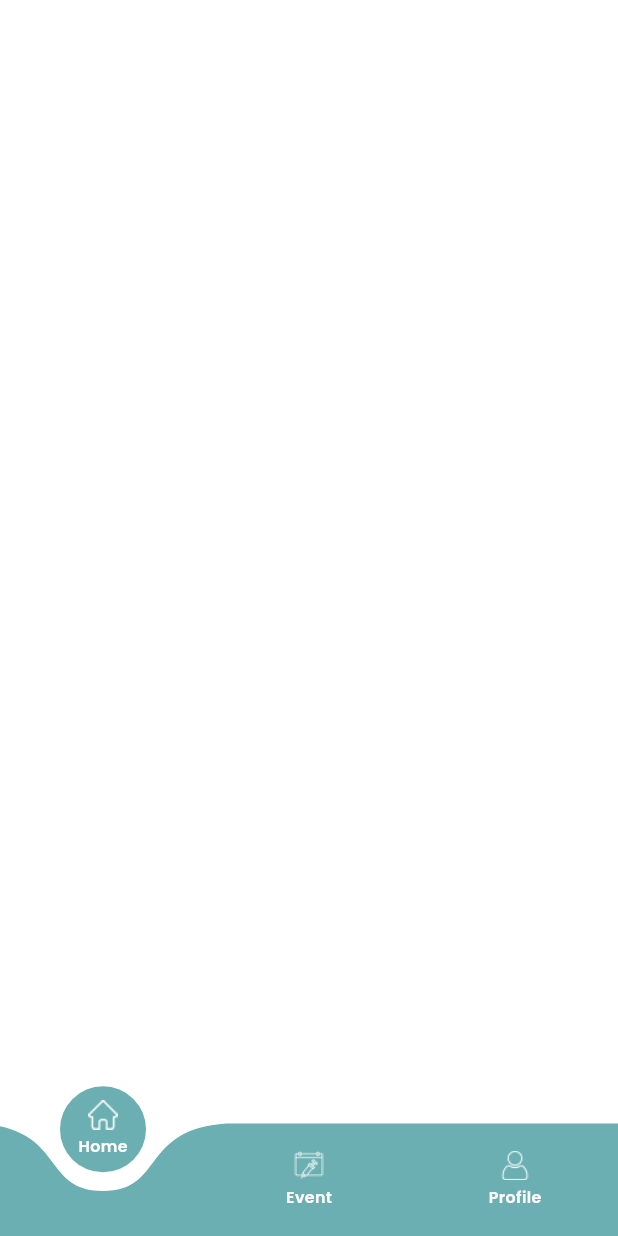
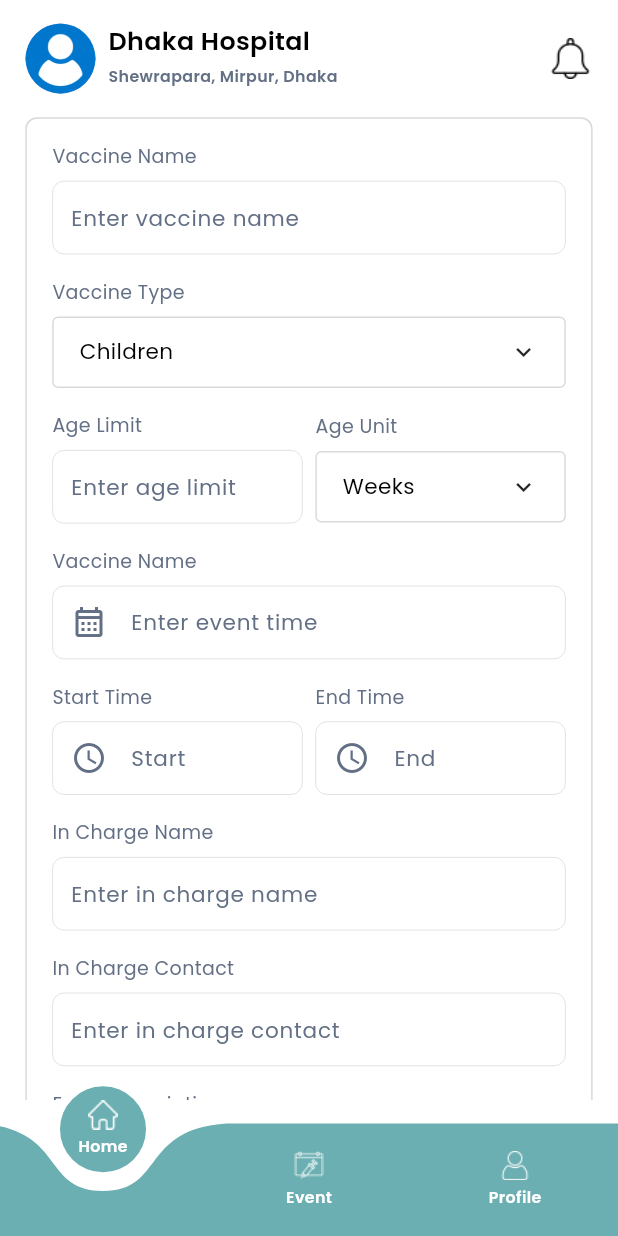
Before and after one commit to Nifat130/baby_vax, a Flutter app: the screen it shows after launch, on a phone screen of 412 x 824 dp. Run offline on Flutter 3.47's test engine with Material 3 defaults, Android fonts, the phone set to English and light mode, and no system bars; drawn by our look-alikes of curved_navigation_bar; our stand-ins replace flutter_spinkit, get, google_fonts, image_picker, logger, shared_preferences; accounts and stored records are empty.

Commit message:
hospital home screen done by Nifat

```diff
--- a/lib/core/bindings/controller_binder.dart
+++ b/lib/core/bindings/controller_binder.dart
@@ -2,6 +2,7 @@ import 'package:baby_vax/features/authentication/controllers/sign_in_controller.
 import 'package:get/get.dart';
 
 import '../../features/authentication/controllers/sign_up_controller.dart';
+import '../../features/hospital_flow/hospital_home/controllers/hospital_home_controller.dart';
 import '../../features/hospital_flow/hospital_nav_bar/controllers/hospital_nav_bar_controller.dart';
 
 class ControllerBinder extends Bindings {
@@ -11,5 +12,6 @@ class ControllerBinder extends Bindings {
     Get.lazyPut<SignInController>(() => SignInController(), fenix: true,);
     Get.lazyPut<SignUpController>(() => SignUpController(), fenix: true,);
     Get.lazyPut<HospitalNavBarController>(() => HospitalNavBarController(), fenix: true,);
+    Get.lazyPut<HospitalHomeController>(() => HospitalHomeController(), fenix: true,);
   }
 }
--- a/lib/core/common/widgets/custom_dropdown.dart
+++ b/lib/core/common/widgets/custom_dropdown.dart
@@ -1,3 +1,4 @@
+import 'package:baby_vax/core/utils/constants/app_sizer.dart';
 import 'package:flutter/material.dart';
 
 import '../../utils/constants/app_sizes.dart';
@@ -105,7 +106,10 @@ class CustomDropdownField extends StatelessWidget {
                         child: CustomText(
                           text: item,
                           fontWeight: FontWeight.w500,
-                          fontSize: getWidth(16),
+                          fontSize: 12.sp,
+                          color: selectedValue == item
+                              ? AppColors.primary
+                              : AppColors.textPrimary,
                         ),
                       ),
                     );
--- /dev/null
+++ b/lib/core/common/widgets/custom_picker_theme.dart
@@ -0,0 +1,71 @@
+import 'package:baby_vax/core/utils/constants/app_colors.dart';
+import 'package:baby_vax/core/utils/constants/app_sizer.dart';
+import 'package:flutter/material.dart';
+import 'package:google_fonts/google_fonts.dart';
+
+ThemeData customPickerTheme(BuildContext context){
+
+  return Theme.of(context).copyWith(
+    colorScheme: ColorScheme.light(
+      primary: AppColors.primary,        // header background + selected elements
+      onPrimary: Colors.white,     // text/icon color on primary
+      onSurface: Colors.black,     // default text color
+    ),
+    dialogBackgroundColor: Colors.white,
+    textButtonTheme: TextButtonThemeData(
+      style: TextButton.styleFrom(
+        foregroundColor: Colors.teal,
+        textStyle: GoogleFonts.poppins(
+            fontSize: 16.sp,
+            fontWeight: FontWeight.w600,
+            color: AppColors.textPrimary
+        ),
+      ),
+    ),
+
+    // 👇 Change date picker text style (calendar days, year, etc.)
+    textTheme:  TextTheme(
+      bodyLarge: GoogleFonts.poppins(
+          fontSize: 16.sp,
+          fontWeight: FontWeight.w500,
+          color: AppColors.textPrimary
+      ),
+      bodyMedium: GoogleFonts.poppins(
+          fontSize: 14.sp,
+          fontWeight: FontWeight.w400,
+          color: AppColors.textPrimary
+      ),
+      labelLarge: GoogleFonts.poppins(
+          fontSize: 16.sp,
+          fontWeight: FontWeight.w600,
+          color: AppColors.textPrimary
+      ),
+    ),
+
+    // 👇 Change time picker (AM/PM, hour/minute)
+    timePickerTheme: TimePickerThemeData(
+      hourMinuteTextStyle: GoogleFonts.poppins(
+        fontSize: 28.sp,
+        fontWeight: FontWeight.w700,
+        color: AppColors.textPrimary
+      ),
+      dayPeriodTextStyle: GoogleFonts.poppins(
+          fontSize: 16.sp,
+          fontWeight: FontWeight.w600,
+          color: AppColors.textPrimary
+      ),
+      dialHandColor: AppColors.primary,        // clock hand
+      dialBackgroundColor: Colors.teal.shade50,
+      hourMinuteTextColor: AppColors.primary,
+      dayPeriodTextColor: MaterialStateColor.resolveWith(
+            (states) => states.contains(MaterialState.selected)
+            ? Colors.white // selected AM/PM
+            : AppColors.secondary, // unselected AM/PM
+      ),
+      dayPeriodShape: RoundedRectangleBorder(
+        borderRadius: BorderRadius.circular(12),
+      ),
+    ),
+  );
+  ;
+}
--- a/lib/core/utils/constants/app_sizer.dart
+++ b/lib/core/utils/constants/app_sizer.dart
@@ -21,7 +21,7 @@ extension ResponsiveExtension on num {
 
 extension CustomSizedBox on num {
   SizedBox get heightSpace => SizedBox(height: toDouble().h,);
-  SizedBox get widthSpace => SizedBox(height: toDouble().w,);
+  SizedBox get widthSpace => SizedBox(width: toDouble().w,);
 }
 extension CustomBorderRadius on num {
   BorderRadius get radius => BorderRadius.circular(toDouble().h);
--- a/lib/core/utils/constants/icon_path.dart
+++ b/lib/core/utils/constants/icon_path.dart
@@ -6,5 +6,6 @@ class IconPath {
   static const String homeIcon = '$_basePath/homeIcon.png';
   static const String eventIcon = '$_basePath/eventIcon.png';
   static const String profileIcon = '$_basePath/profileIcon.png';
+  static const String notificationIcon = '$_basePath/notificationIcon.png';
 
 }
--- /dev/null
+++ b/lib/features/hospital_flow/hospital_home/controllers/hospital_home_controller.dart
@@ -0,0 +1,56 @@
+
+
+import 'package:baby_vax/core/common/widgets/custom_picker_theme.dart';
+import 'package:flutter/cupertino.dart';
+import 'package:flutter/material.dart';
+import 'package:get/get.dart';
+import 'package:intl/intl.dart';
+
+class HospitalHomeController extends GetxController{
+  final vaccineName = TextEditingController();
+  final eventDate = TextEditingController();
+  final eventStart = TextEditingController();
+  final eventEnd = TextEditingController();
+  final inChargeName = TextEditingController();
+  final inChargeContact = TextEditingController();
+  final eventDescription = TextEditingController();
+  final vaccineType = [
+    "Children",
+    "Adult",
+  ];
+  var selectedVaccineType = 'Children'.obs;
+
+  final maxAge = TextEditingController();
+  var ageUnit = [
+    'Weeks',
+    'Months',
+    "Years"
+  ];
+  var selectedAgeUnit = 'Weeks'.obs;
+
+  void pickDate(BuildContext context) async{
+    final date = await showDatePicker(
+      context: context,
+      firstDate: DateTime.now(),
+      lastDate: DateTime(DateTime.now().year + 1),
+      builder: (context, child){
+        return Theme(data: customPickerTheme(context), child: child!);
+      }
+    );
+    if(date != null){
+      eventDate.text = DateFormat("dd MMM, yyyy").format(date);
+    }
+  }
+
+  void pickTime(BuildContext context, String indicator) async{
+    final time = await showTimePicker(
+      context: context,
+      initialTime: TimeOfDay.now(),
+    );
+    if(time != null){
+      indicator == "Start" ?
+      eventStart.text = DateFormat("hh:mm a").format(DateTime(DateTime.now().year, DateTime.now().month, DateTime.now().day, time.hour, time.minute)) :
+      eventEnd.text = DateFormat("hh:mm a").format(DateTime(DateTime.now().year, DateTime.now().month, DateTime.now().day, time.hour, time.minute)) ;
+    }
+  }
+}
--- /dev/null
+++ b/lib/features/hospital_flow/hospital_home/presentation/screens/hospital_home_screen.dart
@@ -0,0 +1,215 @@
+import 'package:baby_vax/core/common/widgets/custom_dropdown.dart';
+import 'package:baby_vax/core/common/widgets/custom_submit_button.dart';
+import 'package:baby_vax/core/common/widgets/custom_text.dart';
+import 'package:baby_vax/core/common/widgets/custom_textformfield.dart';
+import 'package:baby_vax/core/utils/constants/app_colors.dart';
+import 'package:baby_vax/core/utils/constants/app_sizer.dart';
+import 'package:baby_vax/core/utils/constants/image_path.dart';
+import 'package:baby_vax/core/utils/validators/app_validator.dart';
+import 'package:baby_vax/features/hospital_flow/hospital_home/presentation/widgets/hospital_home_appbar.dart';
+import 'package:flutter/material.dart';
+import 'package:flutter/services.dart';
+import 'package:get/get.dart';
+
+import '../../../../../core/utils/constants/icon_path.dart';
+import '../../controllers/hospital_home_controller.dart';
+
+class HospitalHomeScreen extends GetView<HospitalHomeController> {
+  const HospitalHomeScreen({super.key});
+
+  @override
+  Widget build(BuildContext context) {
+    return Scaffold(
+      body: SafeArea(
+        child: Padding(
+          padding: EdgeInsets.symmetric(horizontal: 16.w, vertical: 16.h),
+          child: SingleChildScrollView(
+            child: Column(
+              crossAxisAlignment: CrossAxisAlignment.start,
+              children: [
+                hospitalHomeAppbar("Dhaka Hospital", "Shewrapara, Mirpur, Dhaka", ImagePath.dummyProfilePicture),
+                16.heightSpace,
+                Container(
+                  width: double.infinity,
+                  decoration: BoxDecoration(
+                    borderRadius: 8.radius,
+                    border: Border.all(color: AppColors.textFormFieldBorder)
+                  ),
+                  padding: EdgeInsets.symmetric(horizontal: 16.w, vertical: 16.h),
+                  child: Column(
+                    crossAxisAlignment: CrossAxisAlignment.start,
+                    children: [
+                      CustomText(text: "Vaccine Name", fontSize: 12.sp, color: AppColors.textSecondary,),
+                      8.heightSpace,
+                      CustomTextFormField(
+                        controller: controller.vaccineName,
+                        hintText: "Enter vaccine name",
+                        validator: (value) => AppValidator.validateField(value, "Name"),
+                      ),
+                      16.heightSpace,
+                      CustomText(text: "Vaccine Type", fontSize: 12.sp, color: AppColors.textSecondary,),
+                      8.heightSpace,
+                      Obx(() =>
+                          CustomDropdownField(
+                            items: controller.vaccineType,
+                            hintText: "Select vaccine type",
+                            onChanged: (value){
+                              controller.selectedVaccineType.value = value;
+                            },
+                            selectedValue: controller.selectedVaccineType.value,
+                          )
+                      ),
+                      16.heightSpace,
+                      Row(
+                        crossAxisAlignment: CrossAxisAlignment.center,
+                        children: [
+                          Flexible(
+                            flex: 1,
+                            child: Column(
+                              crossAxisAlignment: CrossAxisAlignment.start,
+                              children: [
+                                CustomText(text: "Age Limit", fontSize: 12.sp, color: AppColors.textSecondary,),
+                                8.heightSpace,
+                                CustomTextFormField(
+                                  controller: controller.maxAge,
+                                  hintText: "Enter age limit",
+                                  keyboardType: TextInputType.number,
+                                  inputFormatters: [FilteringTextInputFormatter.digitsOnly],
+                                  validator: (value) => AppValidator.validateField(value, "Age limit"),
+                                ),
+                              ],
+                            ),
+                          ),
+                          8.widthSpace,
+                          Flexible(
+                            flex: 1,
+                            child: Column(
+                              crossAxisAlignment: CrossAxisAlignment.start,
+                              children: [
+                                CustomText(text: "Age Unit", fontSize: 12.sp, color: AppColors.textSecondary,),
+                                8.heightSpace,
+                                Obx(() =>
+                                    CustomDropdownField(
+                                      items: controller.ageUnit,
+                                      hintText: "Select age unit",
+                                      onChanged: (value){
+                                        controller.selectedAgeUnit.value = value;
+                                      },
+                                      selectedValue: controller.selectedAgeUnit.value,
+                                    )
+                                ),
+                              ],
+                            ),
+                          )
+                        ],
+                      ),
+                      16.heightSpace,
+                      CustomText(text: "Vaccine Name", fontSize: 12.sp, color: AppColors.textSecondary,),
+                      8.heightSpace,
+                      CustomTextFormField(
+                        controller: controller.eventDate,
+                        hintText: "Enter event time",
+                        readonly: true,
+                        prefixIcon: GestureDetector(
+                          onTap: (){
+                            controller.pickDate(context);
+                          },
+                          child: Icon(Icons.calendar_month_outlined, color: AppColors.textSecondary,),
+                        ),
+                        validator: (value) => AppValidator.validateField(value, "Date"),
+                      ),
+                      16.heightSpace,
+                      Row(
+                        crossAxisAlignment: CrossAxisAlignment.center,
+                        children: [
+                          Flexible(
+                            flex: 1,
+                            child: Column(
+                              crossAxisAlignment: CrossAxisAlignment.start,
+                              children: [
+                                CustomText(text: "Start Time", fontSize: 12.sp, color: AppColors.textSecondary,),
+                                8.heightSpace,
+                                CustomTextFormField(
+                                  controller: controller.eventStart,
+                                  hintText: "Start",
+                                  readonly: true,
+                                  prefixIcon: GestureDetector(
+                                    onTap: (){
+                                      controller.pickTime(context, "Start");
+                                    },
+                                    child: Icon(Icons.access_time_outlined, color: AppColors.textSecondary,),
+                                  ),
+                                  validator: (value) => AppValidator.validateField(value, "Start time"),
+                                ),
+                              ],
+                            ),
+                          ),
+                          8.widthSpace,
+                          Flexible(
+                            flex: 1,
+                            child: Column(
+                              crossAxisAlignment: CrossAxisAlignment.start,
+                              children: [
+                                CustomText(text: "End Time", fontSize: 12.sp, color: AppColors.textSecondary,),
+                                8.heightSpace,
+                                CustomTextFormField(
+                                  controller: controller.eventEnd,
+                                  hintText: "End",
+                                  readonly: true,
+                                  prefixIcon: GestureDetector(
+                                    onTap: (){
+                                      controller.pickTime(context, "End");
+                                    },
+                                    child: Icon(Icons.access_time_outlined, color: AppColors.textSecondary,),
+                                  ),
+                                  validator: (value) => AppValidator.validateField(value, "End time"),
+                                ),
+                              ],
+                            ),
+                          )
+                        ],
+                      ),
+                      16.heightSpace,
+                      CustomText(text: "In Charge Name", fontSize: 12.sp, color: AppColors.textSecondary,),
+                      8.heightSpace,
+                      CustomTextFormField(
+                        controller: controller.inChargeName,
+                        hintText: "Enter in charge name",
+                        validator: (value) => AppValidator.validateField(value, "In charge name"),
+                      ),
+                      16.heightSpace,
+                      CustomText(text: "In Charge Contact", fontSize: 12.sp, color: AppColors.textSecondary,),
+                      8.heightSpace,
+                      CustomTextFormField(
+                        controller: controller.inChargeContact,
+                        hintText: "Enter in charge contact",
+                        validator: (value) => AppValidator.validateField(value, "In charge contact"),
+                        keyboardType: TextInputType.number,
+                        inputFormatters: [FilteringTextInputFormatter.digitsOnly],
+                      ),
+                      16.heightSpace,
+                      CustomText(text: "Event Description", fontSize: 12.sp, color: AppColors.textSecondary,),
+                      8.heightSpace,
+                      CustomTextFormField(
+                        controller: controller.eventDescription,
+                        hintText: "Write here...",
+                        maxLines: 4,
+                        validator: (value) => AppValidator.validateField(value, "Description"),
+                      ),
+                    ],
+                  ),
+                ),
+                16.heightSpace,
+                CustomSubmitButton(
+                  text: "Create Event",
+                  onTap: (){},
+                ),
+                32.heightSpace
+              ],
+            ),
+          ),
+        ),
+      ),
+    );
+  }
+}
--- /dev/null
+++ b/lib/features/hospital_flow/hospital_home/presentation/widgets/hospital_home_appbar.dart
@@ -0,0 +1,50 @@
+import 'package:baby_vax/core/utils/constants/app_sizer.dart';
+import 'package:flutter/material.dart';
+
+import '../../../../../core/common/widgets/custom_text.dart';
+import '../../../../../core/utils/constants/app_colors.dart';
+import '../../../../../core/utils/constants/icon_path.dart';
+import '../../../../../core/utils/constants/image_path.dart';
+
+Widget hospitalHomeAppbar(String name, String address, String imagePath){
+
+  return Row(
+    mainAxisAlignment: MainAxisAlignment.spaceBetween,
+    children: [
+      Flexible(
+        flex: 9,
+        child: Row(
+          crossAxisAlignment: CrossAxisAlignment.start,
+          children: [
+            Flexible(
+              flex: 3,
+              child: CircleAvatar(
+                backgroundImage: AssetImage(imagePath),
+                radius: 24.h,
+              ),
+            ),
+            8.widthSpace,
+            Flexible(
+              flex: 7,
+              child: Column(
+                crossAxisAlignment: CrossAxisAlignment.start,
+                children: [
+                  CustomText(text: name, fontSize: 16.sp, fontWeight: FontWeight.w600, textOverflow: TextOverflow.ellipsis,),
+                  4.heightSpace,
+                  CustomText(text: address, color: AppColors.textSecondary,fontSize: 10.sp, fontWeight: FontWeight.w600, textOverflow: TextOverflow.ellipsis,),
+                ],
+              ),
+            ),
+          ],
+        ),
+      ),
+      Flexible(
+        flex: 1,
+        child: GestureDetector(
+          onTap: (){},
+          child: Image.asset(IconPath.notificationIcon, fit: BoxFit.fill, height: 28.h, width: 28.w,),
+        ),
+      )
+    ],
+  );
+}
--- a/lib/features/hospital_flow/hospital_nav_bar/controllers/hospital_nav_bar_controller.dart
+++ b/lib/features/hospital_flow/hospital_nav_bar/controllers/hospital_nav_bar_controller.dart
@@ -1,12 +1,14 @@
 import 'package:flutter/cupertino.dart';
 import 'package:get/get.dart';
+
+import '../../hospital_home/presentation/screens/hospital_home_screen.dart';
 
 class HospitalNavBarController extends GetxController{
 
   var selectedIndex = 0.obs;
 
   List<Widget> screens = [
-    SizedBox(),
+    HospitalHomeScreen(),
     SizedBox(),
     SizedBox(),
   ];
--- a/lib/features/hospital_flow/hospital_nav_bar/presentation/screens/hospital_nav_bar_screen.dart
+++ b/lib/features/hospital_flow/hospital_nav_bar/presentation/screens/hospital_nav_bar_screen.dart
@@ -13,6 +13,7 @@ class HospitalNavBarScreen extends GetView<HospitalNavBarController> {
   @override
   Widget build(BuildContext context) {
     return Scaffold(
+      extendBody: true,
       body: Obx(() =>
         controller.screens[controller.selectedIndex.value]
       ),
@@ -23,7 +24,7 @@ class HospitalNavBarScreen extends GetView<HospitalNavBarController> {
           onTap: (index){
             controller.selectedIndex.value = index;
           },
-          backgroundColor: AppColors.textWhite,
+          backgroundColor: Colors.transparent,
           items: [
             navBarButtonWidget(IconPath.homeIcon, "Home"),
             navBarButtonWidget(IconPath.eventIcon, "Event"),
--- a/lib/routes/app_routes.dart
+++ b/lib/routes/app_routes.dart
@@ -4,6 +4,7 @@ import 'package:get/get.dart';import '../features/authentication/presentation/sc
 import '../features/authentication/presentation/screens/parent_sign_up_screen.dart';
 
 import '../features/authentication/presentation/screens/role_screen.dart';
+import '../features/hospital_flow/hospital_home/presentation/screens/hospital_home_screen.dart';
 import '../features/onboarding/screens/onboarding_screen_one.dart';
 import '../features/onboarding/screens/onboarding_screen_three.dart';
 import '../features/onboarding/screens/onboarding_screen_two.dart';
@@ -18,6 +19,7 @@ class AppRoute {
   static String onboardingScreenThree = "/onboardingScreenThree";
   static String hospitalSignUpScreen = "/hospitalSignUpScreen";
   static String hospitalNavBarScreen = "/hospitalNavBarScreen";
+  static String hospitalHomeScreen = "/hospitalHomeScreen";
 
 
   static List<GetPage> routes = [
@@ -40,6 +42,7 @@ class AppRoute {
     GetPage(name: parentSignUpScreen, page: () => ParentSignUpScreen()),
     GetPage(name: hospitalSignUpScreen, page: () => HospitalSignUpScreen()),
     GetPage(name: hospitalNavBarScreen, page: () => HospitalNavBarScreen()),
+    GetPage(name: hospitalHomeScreen, page: () => HospitalHomeScreen()),
 
   ];
 }
```
Also changed, not shown: assets/icons/notificationIcon.png (added).
